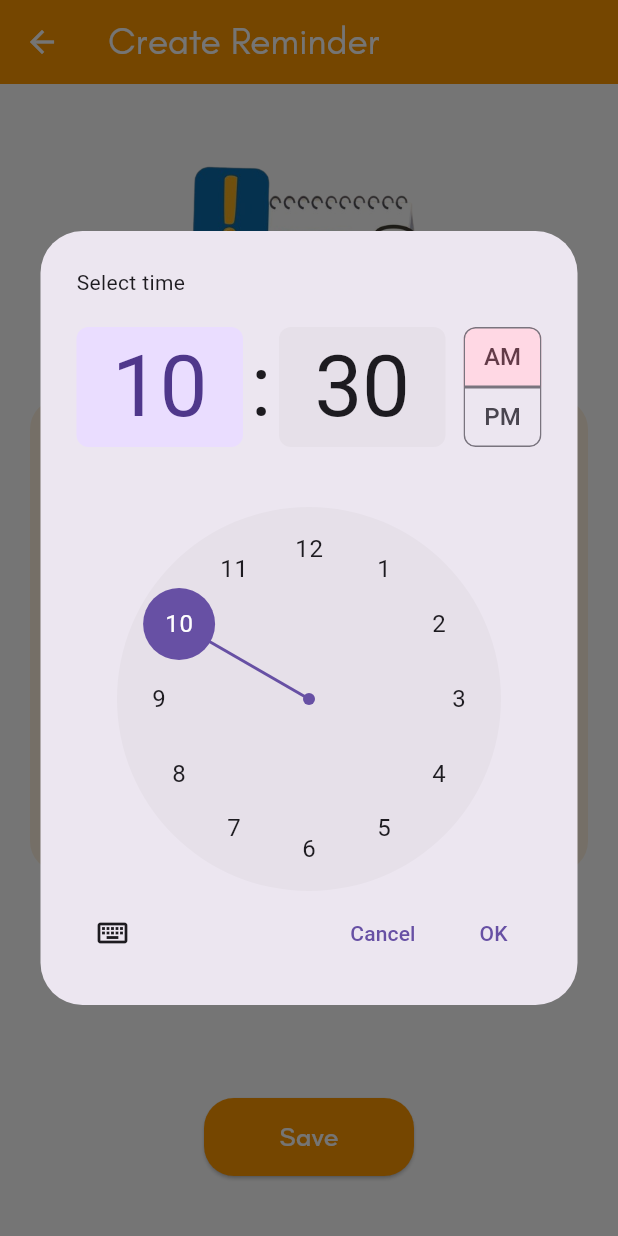
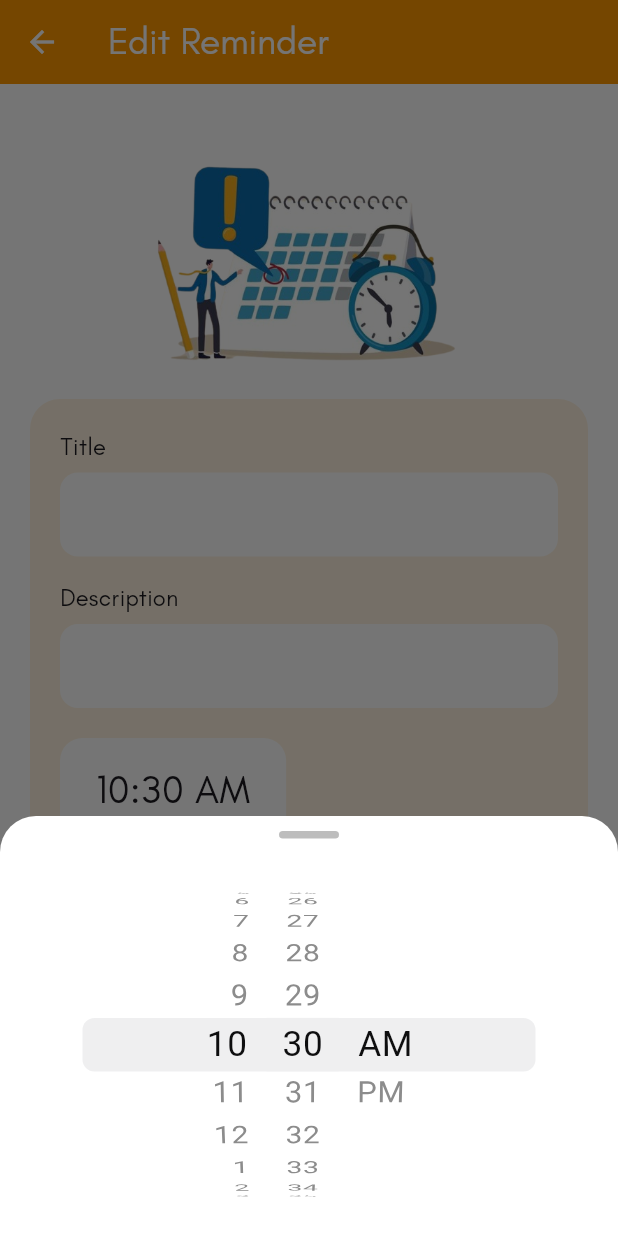
Before and after one commit to Srunglay05/Preexam_app, a Flutter app: the EditReminderPage screen opened directly with empty values, after a tap on an icon or button, on a phone screen of 412 x 824 dp. Run offline on Flutter 3.47's test engine with Material 3 defaults, Android fonts, the phone set to English and light mode, and no system bars; our stand-ins replace cloud_firestore, file_picker, firebase_auth, firebase_core, firebase_storage, flutter_local_notifications and 6 more; missing offline and left inert: syncfusion_flutter_pdfviewer; accounts and stored records are empty.

Commit message:
Describe your changes

```diff
--- a/lib/main.dart
+++ b/lib/main.dart
@@ -1,5 +1,4 @@
 import 'dart:async';
-import 'package:device_preview/device_preview.dart';
 import 'package:flutter/material.dart';
 import 'package:get/get.dart';
 import 'package:prexam/controllers/reminder_controller.dart';
--- a/lib/screens/reminder/edit_reminder_page.dart
+++ b/lib/screens/reminder/edit_reminder_page.dart
@@ -1,4 +1,5 @@
 import 'package:flutter/material.dart';
+import 'package:flutter/cupertino.dart';
 import 'package:get/get.dart';
 import '../../controllers/reminder_controller.dart';
 import '../../models/reminder.dart';
@@ -34,12 +35,60 @@ class _EditReminderPageState extends State<EditReminderPage> {
     );
   }
 
+  @override
+  void dispose() {
+    titleCtrl.dispose();
+    descCtrl.dispose();
+    super.dispose();
+  }
+
+  /// ⏰ Modern Cupertino Time Picker
   Future<void> pickTime() async {
-    final t = await showTimePicker(
+    await showModalBottomSheet(
       context: context,
-      initialTime: selectedTime,
+      backgroundColor: Colors.white,
+      shape: const RoundedRectangleBorder(
+        borderRadius: BorderRadius.vertical(top: Radius.circular(24)),
+      ),
+      builder: (_) {
+        return SizedBox(
+          height: 280,
+          child: Column(
+            children: [
+              // Drag handle
+              Container(
+                margin: const EdgeInsets.symmetric(vertical: 10),
+                width: 40,
+                height: 5,
+                decoration: BoxDecoration(
+                  color: Colors.grey.shade400,
+                  borderRadius: BorderRadius.circular(10),
+                ),
+              ),
+
+              Expanded(
+                child: CupertinoDatePicker(
+                  mode: CupertinoDatePickerMode.time,
+                  use24hFormat: false,
+                  initialDateTime: DateTime(
+                    0,
+                    0,
+                    0,
+                    selectedTime.hour,
+                    selectedTime.minute,
+                  ),
+                  onDateTimeChanged: (dt) {
+                    setState(() {
+                      selectedTime = TimeOfDay.fromDateTime(dt);
+                    });
+                  },
+                ),
+              ),
+            ],
+          ),
         );
-    if (t != null) setState(() => selectedTime = t);
+      },
+    );
   }
 
   @override
@@ -47,21 +96,28 @@ class _EditReminderPageState extends State<EditReminderPage> {
     final controller = Get.find<ReminderController>();
 
     return Scaffold(
+      backgroundColor: Colors.white,
+      resizeToAvoidBottomInset: true,
+
       appBar: AppBar(
         backgroundColor: Colors.orange,
         foregroundColor: Colors.white,
         title: const Text(
-            "Create Reminder",
+          "Edit Reminder",
           style: TextStyle(
             fontFamily: 'Teacher',
             fontSize: 25,
           ),
         ),
       ),
-      backgroundColor: Colors.white,
-      body: SafeArea(
-        child: Padding(
-          padding: const EdgeInsets.all(20),
+
+      body: SingleChildScrollView(
+        padding: EdgeInsets.only(
+          left: 20,
+          right: 20,
+          top: 20,
+          bottom: MediaQuery.of(context).viewInsets.bottom + 20,
+        ),
         child: Column(
           crossAxisAlignment: CrossAxisAlignment.start,
           children: [
@@ -72,6 +128,7 @@ class _EditReminderPageState extends State<EditReminderPage> {
                 fit: BoxFit.contain,
               ),
             ),
+
             /// 📦 Card
             Container(
               padding: const EdgeInsets.all(20),
@@ -128,7 +185,7 @@ class _EditReminderPageState extends State<EditReminderPage> {
 
                   const SizedBox(height: 20),
 
-                    /// ⏰ Time Picker (LEFT)
+                  /// ⏰ Time Picker
                   Align(
                     alignment: Alignment.centerLeft,
                     child: GestureDetector(
@@ -156,13 +213,11 @@ class _EditReminderPageState extends State<EditReminderPage> {
               ),
             ),
 
-              const Spacer(),
+            const SizedBox(height: 40),
 
-              /// 🔘 Save Button (CENTER + UP 20px)
+            /// 🔘 Save Button
             Align(
               alignment: Alignment.center,
-                child: Padding(
-                  padding: const EdgeInsets.only(bottom: 20),
               child: SizedBox(
                 width: 140,
                 height: 52,
@@ -194,14 +249,12 @@ class _EditReminderPageState extends State<EditReminderPage> {
                       updatedReminder,
                     );
 
-                        /// 🔔 Reschedule notification
                     NotificationService.scheduleReminder(
                       id: updatedReminder.id,
                       title: updatedReminder.title,
                       body: updatedReminder.description,
                       scheduledTime: updatedReminder.dateTime,
                     );
-
 
                     Get.back();
                   },
@@ -216,9 +269,7 @@ class _EditReminderPageState extends State<EditReminderPage> {
                 ),
               ),
             ),
-              ),
           ],
-          ),
         ),
       ),
     );
--- a/lib/screens/solutions/solutionlist.dart
+++ b/lib/screens/solutions/solutionlist.dart
@@ -1,7 +1,7 @@
 import 'package:flutter/material.dart';
 import 'package:get/get.dart';
 import 'package:cloud_firestore/cloud_firestore.dart';
-import 'package:prexam/screens/pdfviewscreen.dart';
+import 'package:prexam/screens/imagesviewscreen.dart';
 class SolutionListScreen extends StatelessWidget {
   final String subjectTitle;
 
--- a/lib/screens/tasks/science/sciencelist.dart
+++ b/lib/screens/tasks/science/sciencelist.dart
@@ -1,7 +1,7 @@
 import 'package:flutter/material.dart';
 import 'package:get/get.dart';
 import 'package:cloud_firestore/cloud_firestore.dart';
-import 'package:prexam/screens/pdfviewscreen.dart';
+import 'package:prexam/screens/imagesviewscreen.dart';
 
 class ScienceListScreen extends StatelessWidget {
   final String subjectTitle;
--- a/lib/screens/tasks/social/sociallist.dart
+++ b/lib/screens/tasks/social/sociallist.dart
@@ -1,7 +1,7 @@
 import 'package:flutter/material.dart';
 import 'package:get/get.dart';
 import 'package:cloud_firestore/cloud_firestore.dart';
-import 'package:prexam/screens/pdfviewscreen.dart';
+import 'package:prexam/screens/imagesviewscreen.dart';
 class SocialListScreen extends StatelessWidget {
   final String subjectTitle;
 
--- a/lib/widgets/loginwid.dart
+++ b/lib/widgets/loginwid.dart
@@ -113,7 +113,7 @@ class LoginWid {
                 text: TextSpan(
                   children: [
                     const TextSpan(
-                      text: 'do not have an account? ',
+                      text: 'Do not have account yet ? ',
                       style: TextStyle(
                         color: Colors.grey,
                         fontFamily: 'Teacher',
```
Also changed, not shown: lib/screens/imagesviewscreen.dart (added, +53 -0 lines), lib/screens/pdfviewscreen.dart (+11 -20 lines), lib/screens/reminder/create_reminder_page.dart (+62 -53 lines), lib/screens/reminder/reminder_list_page.dart (+32 -13 lines), 1 other file. Lines whose indentation alone changed are shown as unchanged.
